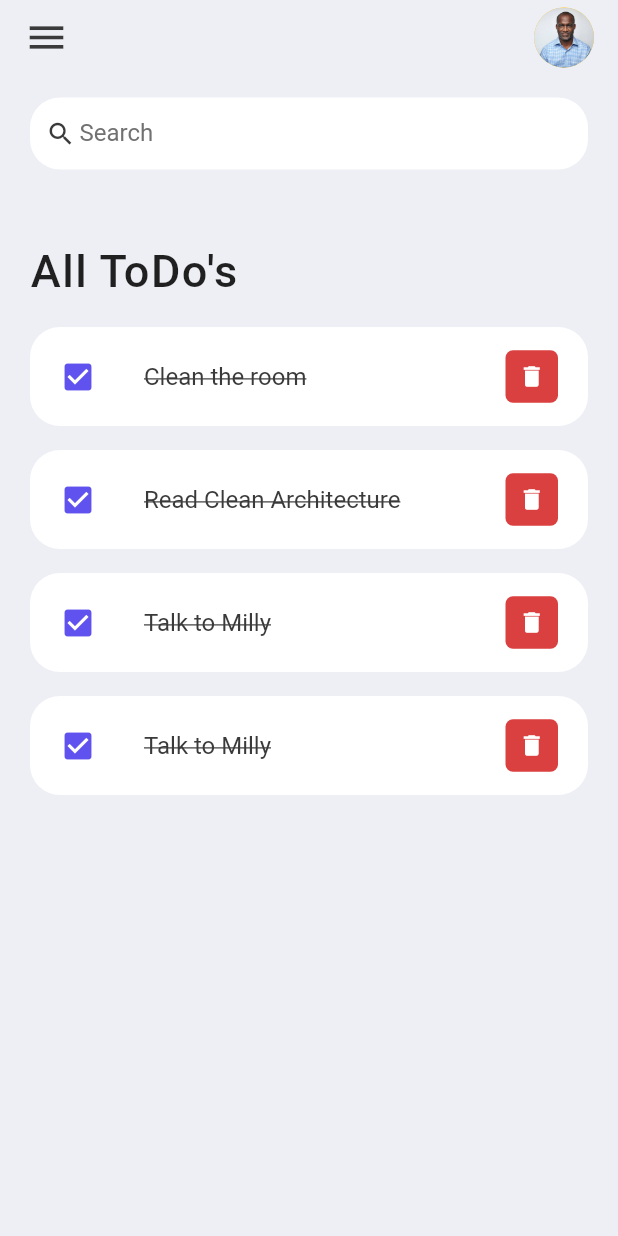
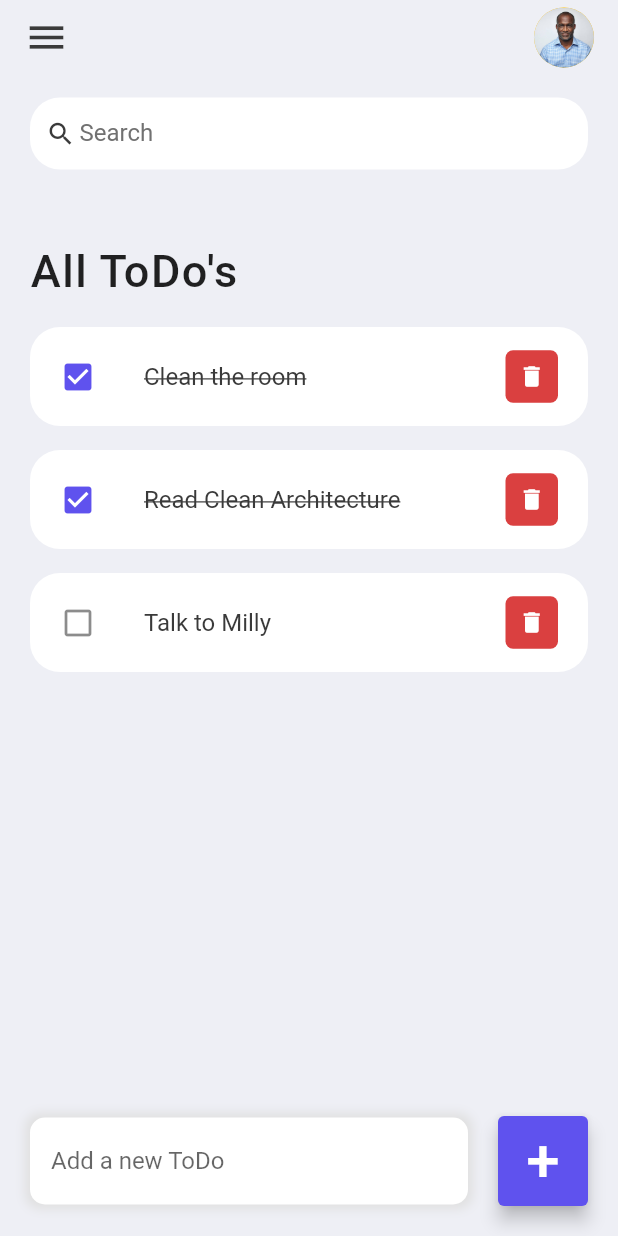
Before and after one commit to KINGSMITH97/pradipTODO, a Flutter app: the screen it shows after launch, on a phone screen of 412 x 824 dp. Run offline on Flutter 3.47's test engine with Material 2 defaults, Android fonts, the phone set to English and light mode, and no system bars.

Commit message:
final update
Done with the implementation of the application. Everything is set to be in production
it was worth an experience

```diff
--- a/pradip_todo/lib/model/todo.dart
+++ b/pradip_todo/lib/model/todo.dart
@@ -16,7 +16,6 @@ class Todo {
       Todo(id: "01", todoText: "Clean the room", isDone: true),
       Todo(id: "02", todoText: "Read Clean Architecture", isDone: true),
       Todo(id: "03", todoText: "Talk to Milly"),
-      Todo(id: "03", todoText: "Talk to Milly"),
     ];
   }
 }
--- a/pradip_todo/lib/screens/home.dart
+++ b/pradip_todo/lib/screens/home.dart
@@ -7,18 +7,29 @@ class Home extends StatefulWidget {
   Home({super.key});
 
   final todosList = Todo.todoList();
+  final todoController = TextEditingController();
+
+  List<Todo> filteredTodo = [];
 
   @override
   State<Home> createState() => _HomeState();
 }
 
 class _HomeState extends State<Home> {
+
+  @override
+  void initState() {
+    widget.filteredTodo = widget.todosList;
+    super.initState();
+  }
   @override
   Widget build(BuildContext context) {
     return Scaffold(
       backgroundColor: tdBgColor,
       appBar: buildAppBar(),
-      body: Container(
+      body: Stack(
+        children: [
+          Container(
             padding: const EdgeInsets.symmetric(horizontal: 20, vertical: 15),
             child: Column(
               children: [
@@ -37,11 +48,127 @@ class _HomeState extends State<Home> {
                           ),
                         ),
                       ),
-                  for (Todo todo in widget.todosList) TodoItem(todo: todo),
+                      for (Todo todo in widget.filteredTodo)
+                        TodoItem(
+                          todo: todo,
+                          onTap: () => checkIfTaskComplete(todo),
+                          onDelete: () => deleteTask(todo.id),
+                        ),
                     ],
                   ),
                 )
               ],
+            ),
+          ),
+          Align(
+            alignment: Alignment.bottomCenter,
+            child: Row(
+              children: [
+                Expanded(
+                  child: Container(
+                    margin:
+                        const EdgeInsets.only(bottom: 20, right: 20, left: 20),
+                    padding:
+                        const EdgeInsets.symmetric(horizontal: 14, vertical: 5),
+                    decoration: BoxDecoration(
+                      color: Colors.white,
+                      boxShadow: [
+                        BoxShadow(
+                          color: Colors.grey.shade300,
+                          offset: const Offset(0.0, 0.0),
+                          blurRadius: 5.0,
+                          spreadRadius: 3,
+                        )
+                      ],
+                      borderRadius: BorderRadius.circular(10),
+                    ),
+                    child: TextField(
+                      controller: widget.todoController,
+                      decoration: const InputDecoration(
+                        hintText: "Add a new ToDo",
+                        border: InputBorder.none,
+                      ),
+                    ),
+                  ),
+                ),
+                Container(
+                  margin: const EdgeInsets.only(bottom: 20, right: 20),
+                  child: ElevatedButton(
+                    onPressed: () {
+                      setState(() {
+                        widget.todosList.add(
+                          Todo(
+                            id: DateTime.now().microsecond.toString(),
+                            todoText: widget.todoController.text,
+                          ),
+                        );
+                      });
+                      widget.todoController.clear();
+                    },
+                    style: ElevatedButton.styleFrom(
+                      foregroundColor: tdBlue,
+                      backgroundColor: tdBlue,
+                      minimumSize: const Size(60, 60),
+                      elevation: 5,
+                    ),
+                    child: const Text(
+                      "+",
+                      style: TextStyle(fontSize: 40, color: Colors.white),
+                    ),
+                  ),
+                ),
+              ],
+            ),
+          ),
+        ],
+      ),
+    );
+  }
+
+  void checkIfTaskComplete(Todo todo) {
+    setState(() {
+      todo.isDone = !todo.isDone;
+    });
+  }
+
+  void deleteTask(String? id) {
+    setState(() {
+      widget.todosList.removeWhere((task) => task.id == id);
+    });
+  }
+
+void filterTodoList(String keyWordEnetered){
+    List<Todo> result = [];
+    if(keyWordEnetered.isEmpty){
+      result = widget.todosList;
+    }else{
+      result = widget.todosList.where((task) => task.todoText.toLowerCase().contains(keyWordEnetered.toLowerCase())).toList();
+    }
+    setState(() {
+      widget.filteredTodo = result;
+    });
+}
+
+Widget searchBox() {
+  return Container(
+    padding: const EdgeInsets.symmetric(horizontal: 8),
+    decoration: BoxDecoration(
+      color: Colors.white,
+      borderRadius: BorderRadius.circular(20),
+    ),
+    child: TextField(
+      onChanged: (value) => filterTodoList(value),
+      decoration: const InputDecoration(
+        contentPadding: EdgeInsets.all(0),
+        prefixIcon: Icon(
+          Icons.search,
+          color: tdBlack,
+          size: 20,
+        ),
+        prefixIconConstraints: BoxConstraints(maxHeight: 20, minWidth: 25),
+        border: InputBorder.none,
+        hintText: "Search",
+        hintStyle: TextStyle(color: tdGrey),
       ),
     ),
   );
@@ -70,27 +197,3 @@ class _HomeState extends State<Home> {
     );
   }
 }
-
-Widget searchBox() {
-  return Container(
-    padding: const EdgeInsets.symmetric(horizontal: 8),
-    decoration: BoxDecoration(
-      color: Colors.white,
-      borderRadius: BorderRadius.circular(20),
-    ),
-    child: const TextField(
-      decoration: InputDecoration(
-        contentPadding: EdgeInsets.all(0),
-        prefixIcon: Icon(
-          Icons.search,
-          color: tdBlack,
-          size: 20,
-        ),
-        prefixIconConstraints: BoxConstraints(maxHeight: 20, minWidth: 25),
-        border: InputBorder.none,
-        hintText: "Search",
-        hintStyle: TextStyle(color: tdGrey),
-      ),
-    ),
-  );
-}
--- a/pradip_todo/lib/widgets/todo_item.dart
+++ b/pradip_todo/lib/widgets/todo_item.dart
@@ -3,30 +3,33 @@ import 'package:pradip_todo/constants/colors.dart';
 import 'package:pradip_todo/model/todo.dart';
 
 class TodoItem extends StatelessWidget {
-  const TodoItem({super.key, required this.todo});
+  const TodoItem({super.key, required this.todo, required this.onTap, required this.onDelete});
   final Todo todo;
+  final Function()? onTap;
+  final Function()? onDelete;
 
   @override
   Widget build(BuildContext context) {
+
     return Container(
       padding: const EdgeInsets.only(bottom: 16),
       child: ListTile(
         contentPadding: const EdgeInsets.symmetric(horizontal: 20, vertical: 5),
-        onTap: () {},
+        onTap: onTap,
         shape: RoundedRectangleBorder(
           borderRadius: BorderRadius.circular(20),
         ),
         tileColor: Colors.white,
-        leading: const Icon(
+        leading: todo.isDone ? const Icon(
           Icons.check_box,
           color: tdBlue,
-        ),
+        ) : const Icon(Icons.check_box_outline_blank),
         title: Text(
           todo.todoText,
-          style: const TextStyle(
+          style: TextStyle(
             color: tdBlack,
             fontSize: 16,
-            decoration: TextDecoration.lineThrough,
+            decoration: todo.isDone ? TextDecoration.lineThrough : null,
           ),
         ),
         trailing: Container(
@@ -37,7 +40,7 @@ class TodoItem extends StatelessWidget {
             color: tdRed,
           ),
           child: IconButton(
-            onPressed: () {},
+            onPressed: onDelete,
             icon: const Icon(Icons.delete),
             color: Colors.white,
             iconSize: 18,
```
Lines whose indentation alone changed are shown as unchanged.
